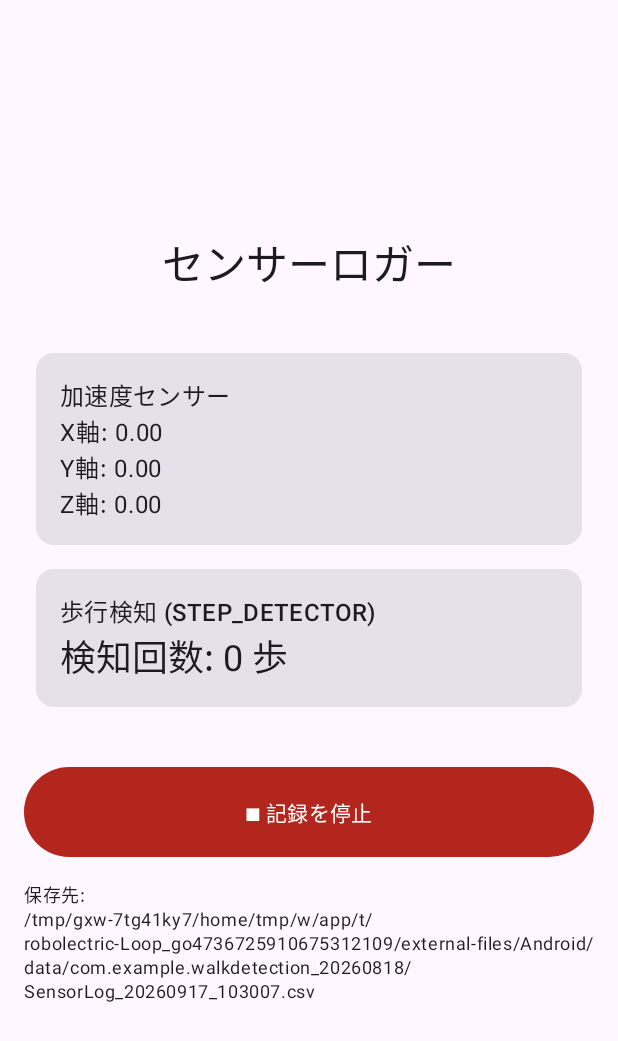
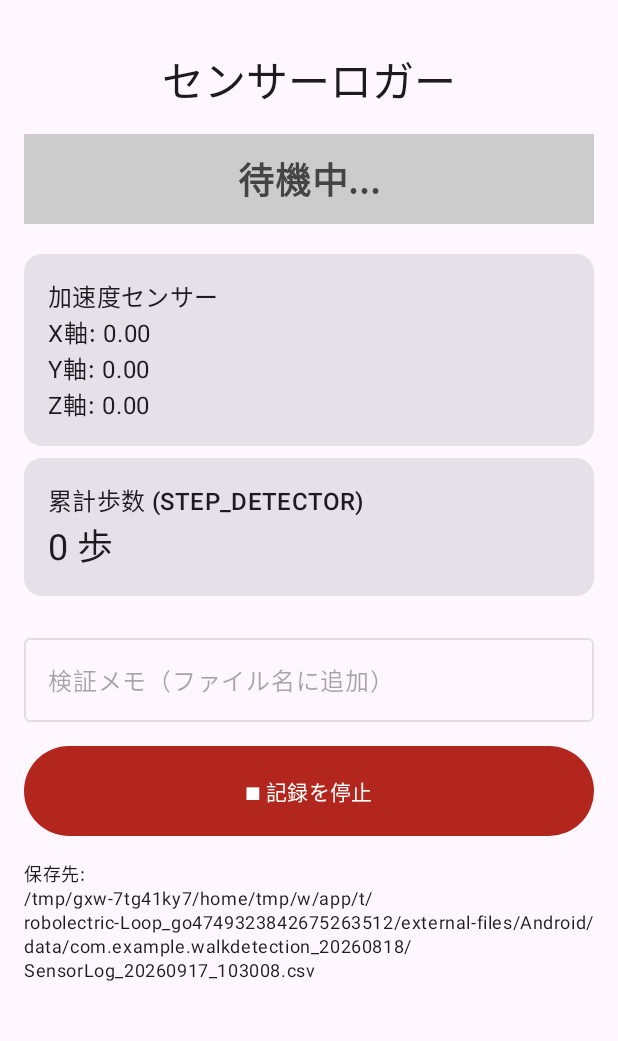
Before and after one commit to Tensan103/walk-tracker-project_20261113, an Android app built with Jetpack Compose: the screen it shows after launch (MainActivity), after a tap on "▶ 記録を開始", on a phone screen of 412 x 824 dp. Shown: the top 1041 px of the screen. Run offline under Robolectric (Android 15) with nearby library versions, the phone set to English and light mode, and no system bars.

Commit message:
add:歩行検知/解除ロジックを追加

```diff
--- a/app/src/main/java/com/example/walkdetection_20260818/MainActivity.kt
+++ b/app/src/main/java/com/example/walkdetection_20260818/MainActivity.kt
@@ -1,4 +1,6 @@
 package com.example.walkdetection_20260818  // ← ★この1行（ご自身のプロジェクトのパッケージ名）を一番上に追加！
+// ★ご注意：1行目の package com.example.ご自身のプロジェクト名 は残してください！
+
 // ★ご注意：1行目の package com.example.ご自身のプロジェクト名 は残してください！
 
 import android.Manifest
@@ -14,16 +16,22 @@ import android.widget.Toast
 import androidx.activity.ComponentActivity
 import androidx.activity.compose.setContent
 import androidx.activity.result.contract.ActivityResultContracts
+import androidx.compose.foundation.background
 import androidx.compose.foundation.layout.*
 import androidx.compose.material3.*
 import androidx.compose.runtime.*
 import androidx.compose.ui.Alignment
 import androidx.compose.ui.Modifier
+import androidx.compose.ui.graphics.Color
 import androidx.compose.ui.platform.LocalContext
+import androidx.compose.ui.text.font.FontWeight
 import androidx.compose.ui.unit.dp
+import androidx.compose.ui.unit.sp
 import androidx.core.content.ContextCompat
 import kotlinx.coroutines.CoroutineScope
 import kotlinx.coroutines.Dispatchers
+import kotlinx.coroutines.Job
+import kotlinx.coroutines.delay
 import kotlinx.coroutines.launch
 import java.io.BufferedWriter
 import java.io.File
@@ -34,20 +42,13 @@ import java.util.*
 
 class MainActivity : ComponentActivity() {
 
-    // 権限リクエスト用のランチャー
     private val requestPermissionLauncher =
         registerForActivityResult(ActivityResultContracts.RequestPermission()) { isGranted: Boolean ->
-            if (isGranted) {
-                Log.d("SensorApp", "歩行検知権限が許可されました")
-            } else {
-                Toast.makeText(this, "歩行検知センサーを利用するには権限が必要です", Toast.LENGTH_LONG).show()
-            }
+            if (isGranted) Log.d("SensorApp", "歩行検知権限が許可されました")
         }
 
     override fun onCreate(savedInstanceState: Bundle?) {
         super.onCreate(savedInstanceState)
-
-        // Android 10以降の場合、歩行検知(ACTIVITY_RECOGNITION)の権限を要求
         if (android.os.Build.VERSION.SDK_INT >= android.os.Build.VERSION_CODES.Q) {
             if (ContextCompat.checkSelfPermission(this, Manifest.permission.ACTIVITY_RECOGNITION)
                 != PackageManager.PERMISSION_GRANTED) {
@@ -68,29 +69,40 @@ class MainActivity : ComponentActivity() {
     }
 }
 
+@OptIn(ExperimentalMaterial3Api::class)
 @Composable
 fun SensorLoggerScreen() {
     val context = LocalContext.current
     val coroutineScope = rememberCoroutineScope()
 
-    // --- 状態管理（画面表示用） ---
+    // --- パラメータ設定 ---
+    val T_SEC = 5 // T秒
+    val S_STEPS = 3 // S歩
+
+    // --- 状態管理 ---
     var isRecording by remember { mutableStateOf(false) }
     var accelValues by remember { mutableStateOf(FloatArray(3) { 0f }) }
     var stepCount by remember { mutableIntStateOf(0) }
     var logFilePath by remember { mutableStateOf("") }
 
-    // --- ファイル書き込み管理 ---
-    // BufferedWriterを保持する変数。nullなら書き込み停止状態
+    // R2: ファイル名に追加する任意の文字列
+    var fileSuffixText by remember { mutableStateOf("") }
+
+    // R3: 歩行検知ロジック用の状態
+    var isWalkingAlert by remember { mutableStateOf(false) } // 画面アラート表示フラグ
+    val stepTimestamps = remember { mutableListOf<Long>() } // 歩行検知した時刻のリスト
+    var walkingTimeoutJob by remember { mutableStateOf<Job?>(null) } // アラート解除タイマー用ジョブ
+
     var writer by remember { mutableStateOf<BufferedWriter?>(null) }
 
-    // ログを書き込む関数
-    fun writeLog(type: String, eventTimestampNs: Long, values: FloatArray) {
+    // ログを書き込む関数（R1: 引数に currentSteps を追加）
+    fun writeLog(type: String, eventTimestampNs: Long, values: FloatArray, currentSteps: Int) {
         if (writer == null) return
 
-        // タイムスタンプ, センサー種別, X/歩数, Y, Z
-        val csvLine = "$eventTimestampNs,$type,${values.joinToString(",")}\n"
+        // タイムスタンプ, センサー種別, X/歩数, Y, Z, 累計歩数
+        val csvLine = "$eventTimestampNs,$type,${values.joinToString(",")},$currentSteps\n"
 
-        coroutineScope.launch(Dispatchers.IO) { // UIスレッドをブロックしないよう非同期で書き込み
+        coroutineScope.launch(Dispatchers.IO) {
             try {
                 writer?.write(csvLine)
             } catch (e: IOException) {
@@ -99,56 +111,51 @@ fun SensorLoggerScreen() {
         }
     }
 
-    // --- センサー監視と記録のトグル処理 ---
     fun toggleRecording() {
         if (!isRecording) {
-            // ★記録開始の処理
             try {
-                // ファイル名の作成（例: SensorLog_20260911_123456.csv）
                 val sdf = SimpleDateFormat("yyyyMMdd_HHmmss", Locale.getDefault())
-                val fileName = "SensorLog_${sdf.format(Date())}.csv"
+                val timeStr = sdf.format(Date())
 
-                // アプリ固有のディレクトリに保存（PCからアクセス可能）
+                // R2: テキストボックスの値をファイル名に反映（ファイル名に使えない記号はアンダーバーに置換）
+                val safeSuffix = fileSuffixText.replace(Regex("[\\\\/:*?\"<>|]"), "_")
+                val suffixStr = if (safeSuffix.isNotBlank()) "_$safeSuffix" else ""
+                val fileName = "SensorLog_${timeStr}${suffixStr}.csv"
+
                 val dir = context.getExternalFilesDir(null)
                 val file = File(dir, fileName)
+                writer = BufferedWriter(FileWriter(file, true))
 
-                writer = BufferedWriter(FileWriter(file, true)) // 追記モードで開く
-
-                // ヘッダー行を書き込む
-                writer?.write("timestamp_ns,sensor_type,val_1,val_2,val_3\n")
+                // ヘッダーに total_steps を追加
+                writer?.write("timestamp_ns,sensor_type,val_1,val_2,val_3,total_steps\n")
 
                 logFilePath = file.absolutePath
-                stepCount = 0 // 歩数をリセット
+                stepCount = 0
+                stepTimestamps.clear()
+                isWalkingAlert = false
                 isRecording = true
                 Toast.makeText(context, "記録を開始しました", Toast.LENGTH_SHORT).show()
 
-                // 「手動操作：開始」のログ
-                writeLog("TOGGLE_ON", System.nanoTime(), floatArrayOf(0f, 0f, 0f))
+                writeLog("TOGGLE_ON", System.nanoTime(), floatArrayOf(0f, 0f, 0f), stepCount)
 
             } catch (e: IOException) {
                 Toast.makeText(context, "ファイルの作成に失敗しました", Toast.LENGTH_SHORT).show()
-                Log.e("SensorApp", "ファイル作成エラー: ${e.message}")
             }
         } else {
-            // ★記録終了の処理
             isRecording = false
-            // 「手動操作：終了」のログ
-            writeLog("TOGGLE_OFF", System.nanoTime(), floatArrayOf(0f, 0f, 0f))
+            writeLog("TOGGLE_OFF", System.nanoTime(), floatArrayOf(0f, 0f, 0f), stepCount)
 
             coroutineScope.launch(Dispatchers.IO) {
                 try {
                     writer?.flush()
                     writer?.close()
                     writer = null
-                } catch (e: IOException) {
-                    Log.e("SensorApp", "ファイルクローズエラー: ${e.message}")
-                }
+                } catch (e: IOException) {}
             }
-            Toast.makeText(context, "記録を終了しました\n$logFilePath", Toast.LENGTH_LONG).show()
+            Toast.makeText(context, "記録を終了しました", Toast.LENGTH_SHORT).show()
         }
     }
 
-    // --- センサーリスナーの登録 ---
     DisposableEffect(Unit) {
         val sensorManager = context.getSystemService(Context.SENSOR_SERVICE) as SensorManager
         val accelerometer = sensorManager.getDefaultSensor(Sensor.TYPE_ACCELEROMETER)
@@ -160,20 +167,41 @@ fun SensorLoggerScreen() {
 
                 when (event.sensor.type) {
                     Sensor.TYPE_ACCELEROMETER -> {
-                        // 画面表示用のState更新
                         accelValues = event.values.clone()
-                        // 記録中ならCSVへ書き込み
                         if (isRecording) {
-                            writeLog("ACCEL", event.timestamp, event.values)
+                            writeLog("ACCEL", event.timestamp, event.values, stepCount)
                         }
                     }
                     Sensor.TYPE_STEP_DETECTOR -> {
-                        // DETECTORは1歩検知で値「1.0」が返る
                         if (event.values[0] == 1.0f) {
-                            stepCount += 1 // 画面表示用にカウントアップ
+                            stepCount += 1
                             if (isRecording) {
-                                // 歩行ログは val_1 に1を記録し、残りは0とする
-                                writeLog("STEP", event.timestamp, floatArrayOf(1f, 0f, 0f))
+                                writeLog("STEP", event.timestamp, floatArrayOf(1f, 0f, 0f), stepCount)
+                            }
+
+                            // --- R3: 歩行検知ロジック ---
+                            val currentTimeMs = System.currentTimeMillis()
+                            stepTimestamps.add(currentTimeMs)
+
+                            // T秒(5000ミリ秒)より古いデータをリストから削除
+                            stepTimestamps.removeAll { currentTimeMs - it > (T_SEC * 1000) }
+
+                            // S歩(3歩)以上カウントされたか判定
+                            if (stepTimestamps.size >= S_STEPS) {
+                                if (!isWalkingAlert) {
+                                    isWalkingAlert = true
+                                    Toast.makeText(context, "歩行検知", Toast.LENGTH_SHORT).show()
+                                }
+                            }
+
+                            // 既存の解除タイマーがあればキャンセル
+                            walkingTimeoutJob?.cancel()
+
+                            // 新しくT秒後にアラートを解除するタイマーをセット
+                            walkingTimeoutJob = coroutineScope.launch {
+                                delay(T_SEC * 1000L) // 5秒待機
+                                isWalkingAlert = false // 5秒間新しい歩行がなければアラート消去
+                                stepTimestamps.clear() // リストもリセット
                             }
                         }
                     }
@@ -182,19 +210,13 @@ fun SensorLoggerScreen() {
             override fun onAccuracyChanged(sensor: Sensor?, accuracy: Int) {}
         }
 
-        // リスナーの登録
         sensorManager.registerListener(sensorEventListener, accelerometer, SensorManager.SENSOR_DELAY_UI)
-
-        // 歩行検知センサーが存在する場合のみ登録
         if (stepDetector != null) {
             sensorManager.registerListener(sensorEventListener, stepDetector, SensorManager.SENSOR_DELAY_UI)
-        } else {
-            Toast.makeText(context, "この端末には歩行検知センサーがありません", Toast.LENGTH_LONG).show()
         }
 
         onDispose {
             sensorManager.unregisterListener(sensorEventListener)
-            // アプリ終了時にファイルを確実に閉じる
             if (isRecording) {
                 try {
                     writer?.flush()
@@ -204,18 +226,34 @@ fun SensorLoggerScreen() {
         }
     }
 
-    // --- UI部分の構築 ---
     Column(
         modifier = Modifier.fillMaxSize().padding(16.dp),
-        verticalArrangement = Arrangement.Center,
         horizontalAlignment = Alignment.CenterHorizontally
     ) {
+        Spacer(modifier = Modifier.height(16.dp))
         Text(text = "センサーロガー", style = MaterialTheme.typography.headlineMedium)
 
-        Spacer(modifier = Modifier.height(32.dp))
+        Spacer(modifier = Modifier.height(16.dp))
 
-        // 加速度センサーの表示
-        Card(modifier = Modifier.fillMaxWidth().padding(8.dp)) {
+        // --- R3: 歩行検知アラート表示 ---
+        Box(
+            modifier = Modifier
+                .fillMaxWidth()
+                .height(60.dp)
+                .background(if (isWalkingAlert) Color.Red else Color.LightGray),
+            contentAlignment = Alignment.Center
+        ) {
+            Text(
+                text = if (isWalkingAlert) "歩行検知！！" else "待機中...",
+                color = if (isWalkingAlert) Color.White else Color.DarkGray,
+                fontSize = 24.sp,
+                fontWeight = FontWeight.Bold
+            )
+        }
+
+        Spacer(modifier = Modifier.height(16.dp))
+
+        Card(modifier = Modifier.fillMaxWidth().padding(vertical = 4.dp)) {
             Column(modifier = Modifier.padding(16.dp)) {
                 Text(text = "加速度センサー", style = MaterialTheme.typography.titleMedium)
                 Text(text = "X軸: ${String.format("%.2f", accelValues[0])}")
@@ -224,17 +262,27 @@ fun SensorLoggerScreen() {
             }
         }
 
-        // 歩行検知の表示
-        Card(modifier = Modifier.fillMaxWidth().padding(8.dp)) {
+        Card(modifier = Modifier.fillMaxWidth().padding(vertical = 4.dp)) {
             Column(modifier = Modifier.padding(16.dp)) {
-                Text(text = "歩行検知 (STEP_DETECTOR)", style = MaterialTheme.typography.titleMedium)
-                Text(text = "検知回数: $stepCount 歩", style = MaterialTheme.typography.headlineSmall)
+                Text(text = "累計歩数 (STEP_DETECTOR)", style = MaterialTheme.typography.titleMedium)
+                Text(text = "$stepCount 歩", style = MaterialTheme.typography.headlineSmall)
             }
         }
 
-        Spacer(modifier = Modifier.height(32.dp))
+        Spacer(modifier = Modifier.height(16.dp))
 
-        // 記録開始/終了ボタン
+        // --- R2: ファイル名用の任意の文字列入力 ---
+        OutlinedTextField(
+            value = fileSuffixText,
+            onValueChange = { fileSuffixText = it },
+            label = { Text("検証メモ（ファイル名に追加）") },
+            placeholder = { Text("例: カバンの中_歩行") },
+            modifier = Modifier.fillMaxWidth(),
+            enabled = !isRecording // 記録中は変更不可にする
+        )
+
+        Spacer(modifier = Modifier.height(16.dp))
+
         Button(
             onClick = { toggleRecording() },
             colors = ButtonDefaults.buttonColors(
```
